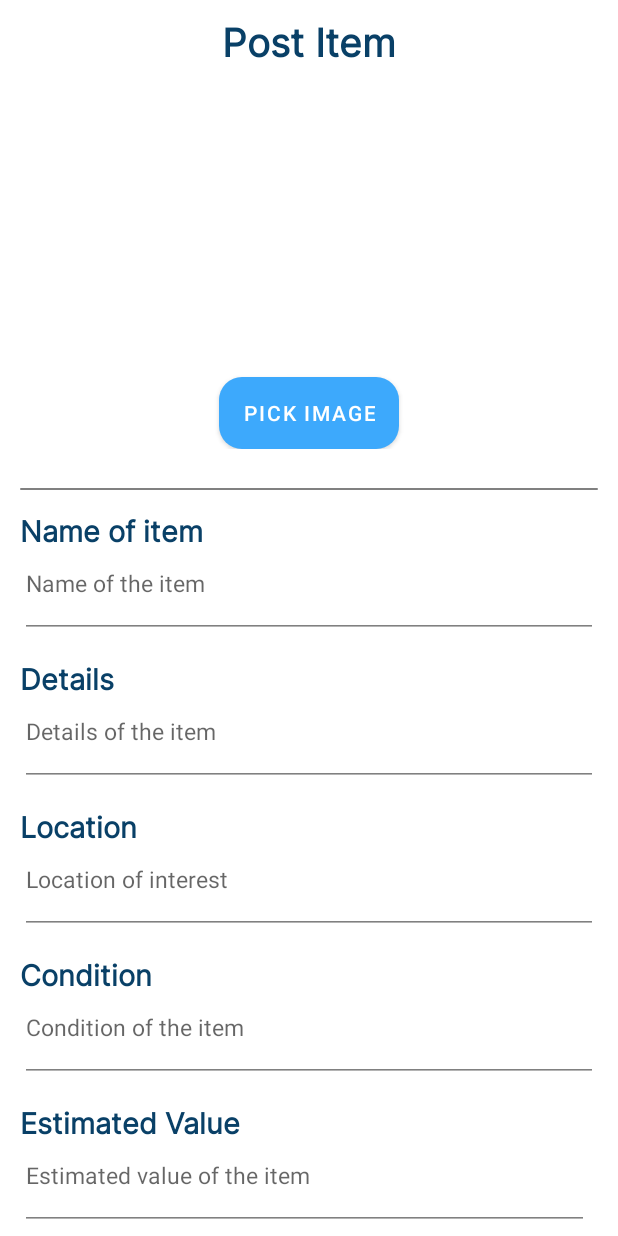
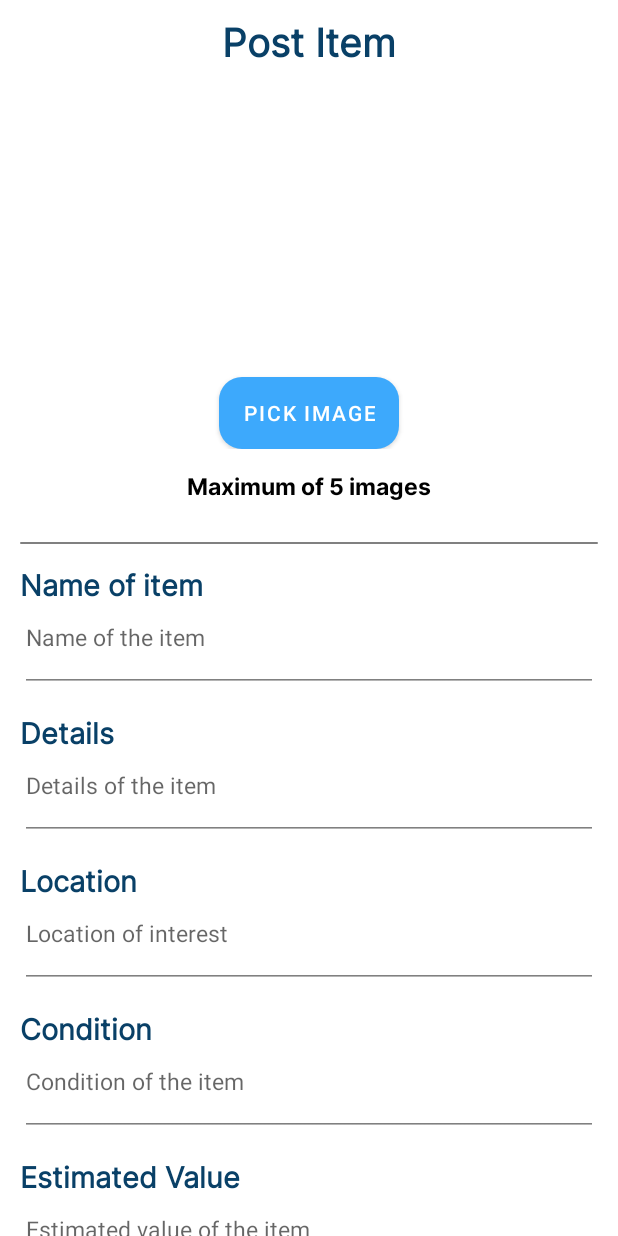
Before and after one commit to Juwlss/E-Palit, an Android app: the activityUpload screen opened directly, with no data from a screen before it, on a phone screen of 412 x 824 dp. Run offline under Robolectric (Android 15) with nearby library versions, the phone set to English and light mode, and no system bars; our stand-ins replace Firebase (no records; nobody signed in at launch, a user with empty details on screens opened directly), sdp/ssp sizes; pictures from the network do not load.

Commit message:
Fixed, Update nalang kulang

```diff
--- a/app/build.gradle
+++ b/app/build.gradle
@@ -8,7 +8,7 @@ android {
 
     defaultConfig {
         applicationId "com.example.barter10"
-        minSdk 27
+        minSdk 28
         targetSdk 31
         versionCode 1
         versionName "1.0"
@@ -50,6 +50,7 @@ dependencies {
     implementation 'com.google.firebase:firebase-storage:20.1.0'
     implementation 'androidx.lifecycle:lifecycle-livedata-ktx:2.5.1'
     implementation 'androidx.lifecycle:lifecycle-viewmodel-ktx:2.5.1'
+    implementation 'com.google.firebase:firebase-messaging:23.1.0'
     testImplementation 'junit:junit:4.+'
     androidTestImplementation 'androidx.test.ext:junit:1.1.3'
     androidTestImplementation 'androidx.test.espresso:espresso-core:3.4.0'
--- a/app/src/main/java/com/example/barter10/Upload/activityUpload.java
+++ b/app/src/main/java/com/example/barter10/Upload/activityUpload.java
@@ -212,9 +212,6 @@ public class activityUpload extends AppCompatActivity{
                         if(itemList.size() % 2 == 0){
                             recyclerView.setLayoutManager(new GridLayoutManager(activityUpload.this, 2));
                             recyclerView.setAdapter(uploadListAdapter);
-                        }else{
-                            recyclerView.setLayoutManager(new GridLayoutManager(activityUpload.this, 1));
-                            recyclerView.setAdapter(uploadListAdapter);
                         }
 
                     }else if (itemList.size() == 5){
--- a/app/src/main/res/layout/activity_upload.xml
+++ b/app/src/main/res/layout/activity_upload.xml
@@ -113,10 +113,23 @@
                     android:layout_height="wrap_content"
                     android:layout_below="@id/upload">
 
+
+                    <TextView
+                        android:id="@+id/max"
+                        android:layout_width="wrap_content"
+                        android:layout_height="wrap_content"
+                        android:layout_centerHorizontal="true"
+                        android:layout_marginTop="@dimen/_10sdp"
+                        android:text="Maximum of 5 images"
+                        android:textSize="@dimen/_12ssp"
+                        android:fontFamily="@font/interbold"
+                        android:textColor="@color/black" />
+
                     <View
                         android:id="@+id/seperator1"
                         android:layout_width="match_parent"
                         android:layout_height="1dp"
+                        android:layout_below="@id/max"
                         android:layout_marginLeft="@dimen/_10sdp"
                         android:layout_marginTop="@dimen/_20sdp"
                         android:layout_marginRight="@dimen/_10sdp"
--- a/app/src/main/res/layout/trade_layout.xml
+++ b/app/src/main/res/layout/trade_layout.xml
@@ -102,7 +102,7 @@
 
                     <Button
                         android:id="@+id/trade_confirm"
-                        android:layout_width="@dimen/_60sdp"
+                        android:layout_width="@dimen/_65sdp"
                         android:layout_height="@dimen/_25sdp"
                         android:layout_below="@id/offerer_image_slider"
                         android:layout_marginStart="@dimen/_5sdp"
@@ -118,7 +118,7 @@
 
                     <Button
                         android:id="@+id/trade_cancel"
-                        android:layout_width="@dimen/_55sdp"
+                        android:layout_width="@dimen/_65sdp"
                         android:layout_height="@dimen/_25sdp"
                         android:layout_below="@id/offerer_image_slider"
                         android:layout_marginTop="@dimen/_10sdp"
```
Also changed, not shown: app/src/main/AndroidManifest.xml (+15 -0 lines), app/src/main/java/com/example/barter10/Home.java (+26 -4 lines), app/src/main/java/com/example/barter10/Notification.java (added, +58 -0 lines), app/src/main/res/layout/fragment_offer_item.xml (+12 -0 lines), 50 other files.
